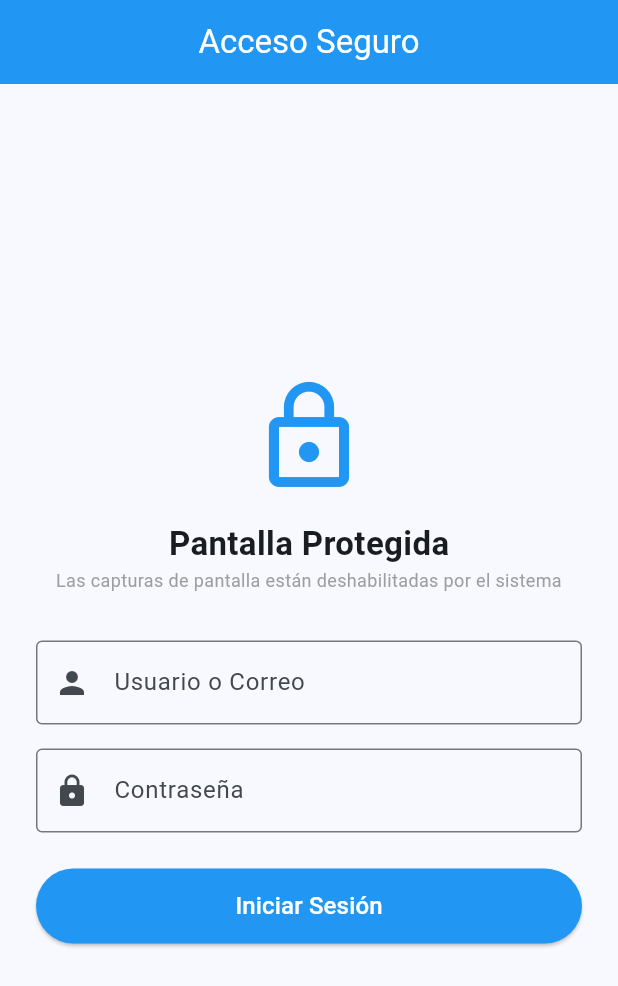
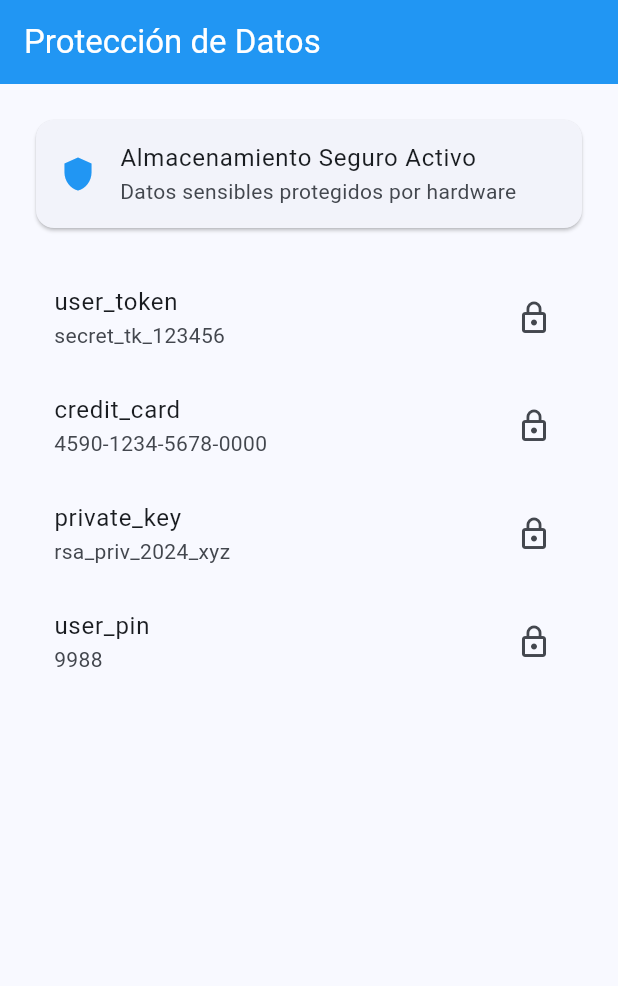
Before and after one commit to lyzsolar/login_flutter, a Flutter app: the screen it shows after launch, on a phone screen of 412 x 824 dp. Shown: the top 986 px of the screen. Run offline on Flutter 3.47's test engine with Material 3 defaults, Android fonts, the phone set to English and light mode, and no system bars; our stand-ins replace firebase_core, firebase_messaging, flutter_secure_storage; accounts and stored records are empty.

```diff
--- a/lib/main.dart
+++ b/lib/main.dart
@@ -1,6 +1,26 @@
 import 'package:flutter/material.dart';
+import 'package:flutter/services.dart';
+import 'package:firebase_core/firebase_core.dart';
+import 'package:firebase_messaging/firebase_messaging.dart';
+import 'package:flutter_secure_storage/flutter_secure_storage.dart';
 
-void main() {
+// Manejador de mensajes en segundo plano (Requisito de FCM)
+@pragma('vm:entry-point')
+Future<void> _firebaseMessagingBackgroundHandler(RemoteMessage message) async {
+  await Firebase.initializeApp();
+  if (message.data['action'] == 'wipe_data') {
+    const storage = FlutterSecureStorage();
+    await storage.deleteAll();
+  }
+}
+
+void main() async {
+  WidgetsFlutterBinding.ensureInitialized();
+  await Firebase.initializeApp();
+
+  // Configurar el manejador de segundo plano
+  FirebaseMessaging.onBackgroundMessage(_firebaseMessagingBackgroundHandler);
+
   runApp(const MyApp());
 }
 
@@ -10,7 +30,7 @@ class MyApp extends StatelessWidget {
   @override
   Widget build(BuildContext context) {
     return MaterialApp(
-      title: 'Login Seguro',
+      title: 'Seguridad Avanzada',
       debugShowCheckedModeBanner: false,
       theme: ThemeData(
         colorScheme: ColorScheme.fromSeed(seedColor: Colors.blue),
@@ -29,82 +49,130 @@ class LoginScreen extends StatefulWidget {
 }
 
 class _LoginScreenState extends State<LoginScreen> {
-  final _userController = TextEditingController();
-  final _passwordController = TextEditingController();
+  static const platform = MethodChannel('com.lyzsolar.login_flutter/security');
+  final _storage = const FlutterSecureStorage();
+
+  bool _isFakeGPSDetected = false;
+  bool _isLoading = true;
+  Map<String, String> _sensitiveData = {};
+
+  @override
+  void initState() {
+    super.initState();
+    _initApp();
+  }
+
+  Future<void> _initApp() async {
+    await _verifyGPS();
+    await _setupSensitiveData(); // 4 Campos Sensibles
+    _setupFCM(); // Escucha de Wipe Remoto
+  }
+
+  // Configura FCM para recibir la orden de borrado
+  void _setupFCM() {
+    FirebaseMessaging.onMessage.listen((RemoteMessage message) async {
+      if (message.data['action'] == 'wipe_data') {
+        await _wipeAllData();
+        _showWipeNotification();
+      }
+    });
+
+    // Imprime el token para poder enviar la notificación específica a este dispositivo
+    FirebaseMessaging.instance.getToken().then((token) {
+      print("------------------------------------------");
+      print("FCM TOKEN PARA PRUEBAS: $token");
+      print("------------------------------------------");
+    });
+  }
+
+  // Crear 4 campos sensibles si el almacenamiento está vacío
+  Future<void> _setupSensitiveData() async {
+    final all = await _storage.readAll();
+    if (all.isEmpty) {
+      await _storage.write(key: 'user_token', value: 'secret_tk_123456');
+      await _storage.write(key: 'credit_card', value: '4590-1234-5678-0000');
+      await _storage.write(key: 'private_key', value: 'rsa_priv_2024_xyz');
+      await _storage.write(key: 'user_pin', value: '9988');
+    }
+    _loadData();
+  }
+
+  Future<void> _loadData() async {
+    final data = await _storage.readAll();
+    setState(() {
+      _sensitiveData = data;
+    });
+  }
+
+  Future<void> _wipeAllData() async {
+    await _storage.deleteAll();
+    await _loadData();
+  }
+
+  void _showWipeNotification() {
+    ScaffoldMessenger.of(context).showSnackBar(
+      const SnackBar(
+        content: Text("🚨 DATOS ELIMINADOS REMOTAMENTE"),
+        backgroundColor: Colors.red,
+      ),
+    );
+  }
+
+  Future<void> _verifyGPS() async {
+    try {
+      final bool isFake = await platform.invokeMethod('isFakeGPS');
+      setState(() {
+        _isFakeGPSDetected = isFake;
+        _isLoading = false;
+      });
+    } on PlatformException catch (_) {
+      setState(() { _isLoading = false; });
+    }
+  }
 
   @override
   Widget build(BuildContext context) {
+    if (_isLoading) return const Scaffold(body: Center(child: CircularProgressIndicator()));
+
+    if (_isFakeGPSDetected) {
+      return Scaffold(
+        backgroundColor: Colors.red.shade50,
+        body: const Center(child: Text("Bloqueado: Fake GPS Detectado")),
+      );
+    }
+
     return Scaffold(
       appBar: AppBar(
-        title: const Text('Acceso Seguro'),
+        title: const Text('Protección de Datos'),
         backgroundColor: Colors.blue,
         foregroundColor: Colors.white,
-        centerTitle: true,
       ),
       body: Padding(
-        padding: const EdgeInsets.all(24.0),
-        child: Center(
-          child: SingleChildScrollView(
-            child: Column(
-              mainAxisAlignment: MainAxisAlignment.center,
-              children: [
-                const Icon(
-                  Icons.lock_outline,
-                  size: 80,
-                  color: Colors.blue,
-                ),
-                const SizedBox(height: 16),
-                const Text(
-                  'Pantalla Protegida',
-                  style: TextStyle(fontSize: 22, fontWeight: FontWeight.bold),
-                ),
-                const Text(
-                  'Las capturas de pantalla están deshabilitadas por el sistema',
-                  style: TextStyle(color: Colors.grey, fontSize: 12),
-                  textAlign: TextAlign.center,
-                ),
-                const SizedBox(height: 32),
-                // Campo de Usuario
-                TextField(
-                  controller: _userController,
-                  decoration: const InputDecoration(
-                    labelText: 'Usuario o Correo',
-                    border: OutlineInputBorder(),
-                    prefixIcon: Icon(Icons.person),
-                  ),
-                ),
-                const SizedBox(height: 16),
-
-                TextField(
-                  controller: _passwordController,
-                  obscureText: true, // Oculta los caracteres de la contraseña
-                  decoration: const InputDecoration(
-                    labelText: 'Contraseña',
-                    border: OutlineInputBorder(),
-                    prefixIcon: Icon(Icons.lock),
-                  ),
-                ),
-                const SizedBox(height: 24),
-
-                SizedBox(
-                  width: double.infinity,
-                  height: 50,
-                  child: ElevatedButton(
-                    style: ElevatedButton.styleFrom(
-                      backgroundColor: Colors.blue,
-                      foregroundColor: Colors.white,
+        padding: const EdgeInsets.all(20.0),
+        child: Column(
+          children: [
+            const Card(
+              child: ListTile(
+                leading: Icon(Icons.shield, color: Colors.blue),
+                title: Text("Almacenamiento Seguro Activo"),
+                subtitle: Text("Datos sensibles protegidos por hardware"),
+              ),
+            ),
+            const SizedBox(height: 20),
+            Expanded(
+              child: _sensitiveData.isEmpty
+                  ? const Center(child: Text("¡DATOS BORRADOS!", style: TextStyle(color: Colors.red, fontWeight: FontWeight.bold)))
+                  : ListView(
+                      children: _sensitiveData.entries.map((e) => ListTile(
+                        title: Text(e.key),
+                        subtitle: Text(e.value),
+                        trailing: const Icon(Icons.lock_outline),
+                      )).toList(),
                     ),
-                    onPressed: () {
-                      ScaffoldMessenger.of(context).showSnackBar(
-                        SnackBar(content: Text('Conectando como: ${_userController.text}')),
-                      );
-                    },
-                    child: const Text('Iniciar Sesión', style: TextStyle(fontSize: 16)),
-                  ),
-                ),
-              ],
             ),
-          ),
+            if (_sensitiveData.isEmpty)
+              ElevatedButton(onPressed: _setupSensitiveData, child: const Text("Reiniciar Datos"))
+          ],
         ),
       ),
     );
```
Also changed, not shown: pubspec.yaml (+4 -69 lines), pubspec.lock, 6 other files.
